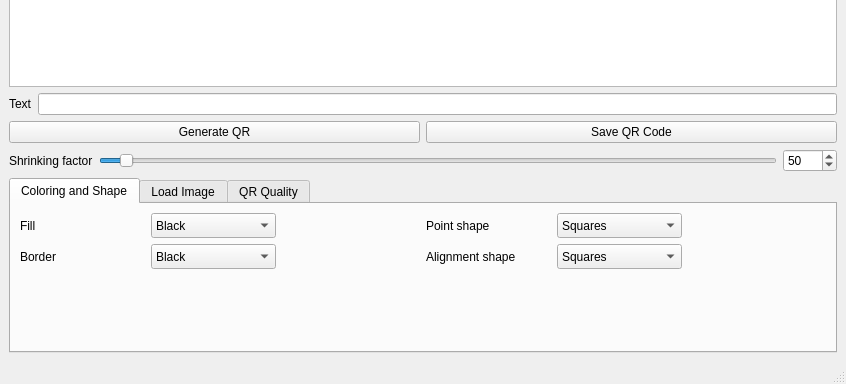
Old version of the form src/mainwindow.ui in the repository lluisalemanypuig/qr-encoder; both pictures show x 0 to 846 and y 358 to 742 of the 846 by 742 pixel window.
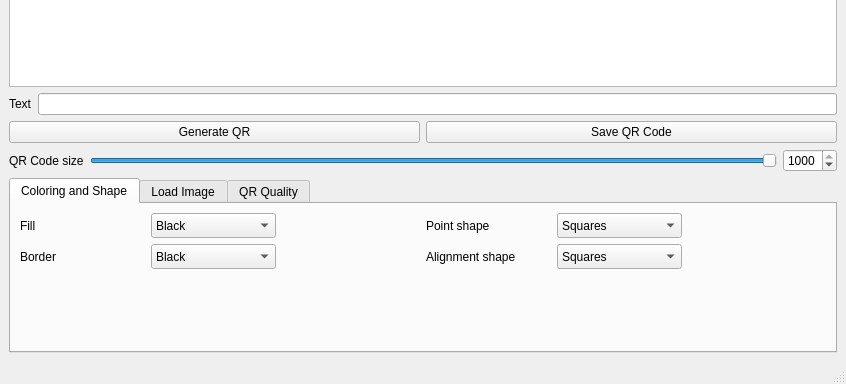
New version of the form. Custom widgets are drawn as their Qt base class.

Commit message: Changed 'shrinking factor' to 'QR size'

The edit to the form file:
```diff
--- a/src/mainwindow.ui
+++ b/src/mainwindow.ui
@@ -88,7 +88,7 @@
       <item>
        <widget class="QLabel" name="label_4">
         <property name="text">
-         <string>Shrinking factor</string>
+         <string>QR Code size</string>
         </property>
        </widget>
       </item>
@@ -101,7 +101,7 @@
          <number>1000</number>
         </property>
         <property name="value">
-         <number>50</number>
+         <number>1000</number>
         </property>
         <property name="orientation">
          <enum>Qt::Horizontal</enum>
@@ -114,7 +114,7 @@
          <number>1000</number>
         </property>
         <property name="value">
-         <number>50</number>
+         <number>1000</number>
         </property>
        </widget>
       </item>
```
The commit also changes 2 other files.
